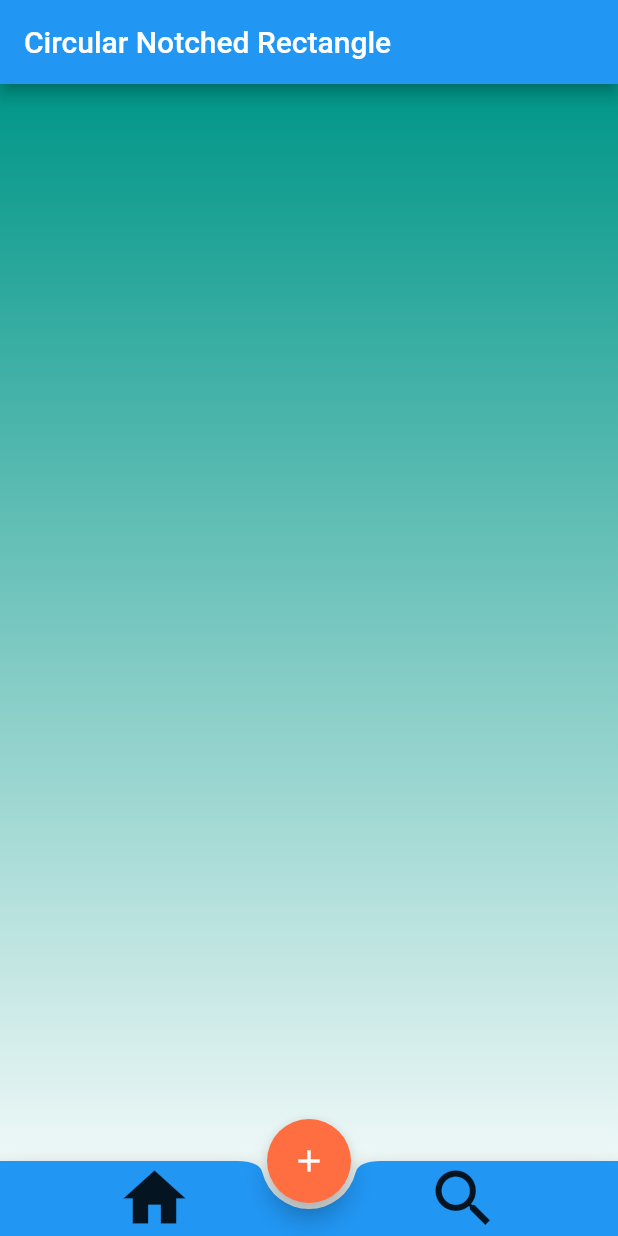
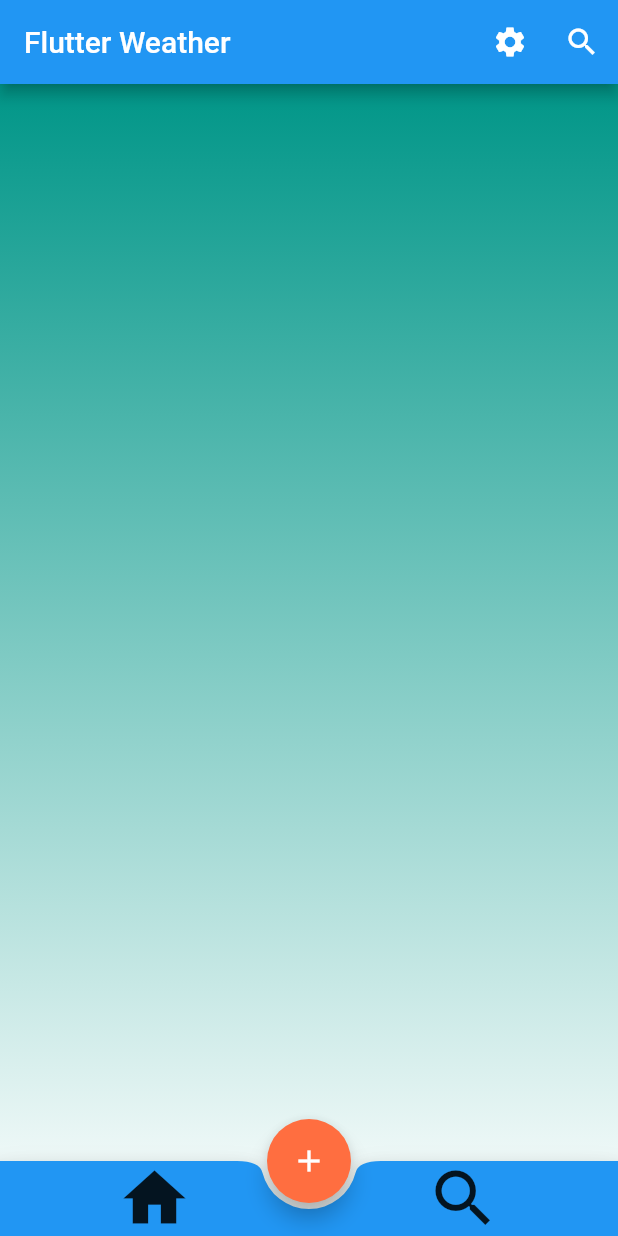
Before and after one commit to PrabeshPP/WeatherApp, a Flutter app: the screen it shows after launch, on a phone screen of 412 x 824 dp. Run offline on Flutter 3.47's test engine with Material 2 defaults, Android fonts, the phone set to English and light mode, and no system bars.

Commit message:
added settings ,search icons

```diff
--- a/weather/lib/homepage.dart
+++ b/weather/lib/homepage.dart
@@ -10,7 +10,12 @@ class HomePage extends StatelessWidget {
       extendBody: true,
       backgroundColor: Colors.transparent,
       appBar: AppBar(
-        title:const  Text("Circular Notched Rectangle"),
+        actions: [
+          IconButton(onPressed: (){}, icon:Icon(Icons.settings)),
+          IconButton(onPressed: (){}, icon: Icon(Icons.search))
+          ],
+
+        title:const  Text("Flutter Weather"),
       ),
       floatingActionButton: FloatingActionButton(backgroundColor: Colors.deepOrangeAccent
       ,onPressed:(){},child: const Icon(Icons.add),),
@@ -29,7 +34,7 @@ floatingActionButtonLocation: FloatingActionButtonLocation.centerDocked,
      color: Colors.blue,
       shape: CircularNotchedRectangle(
       ),
-        child: Container(
+        child: SizedBox(
 
           // ignore: prefer_const_literals_to_create_immutables
          child: Row(mainAxisAlignment: MainAxisAlignment.spaceAround,children: [
```
Also changed, not shown: weather/lib/main.dart (line endings or trailing spaces).
